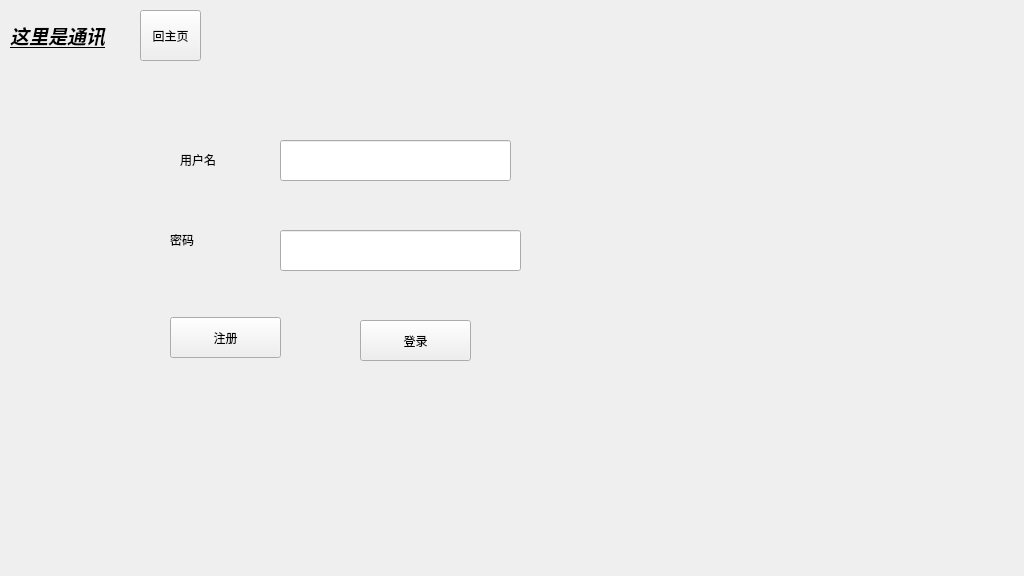
The window that View/Communicate/communicate.ui (yuzcat01/VehicleControl) describes before a commit, drawn with Qt 5.
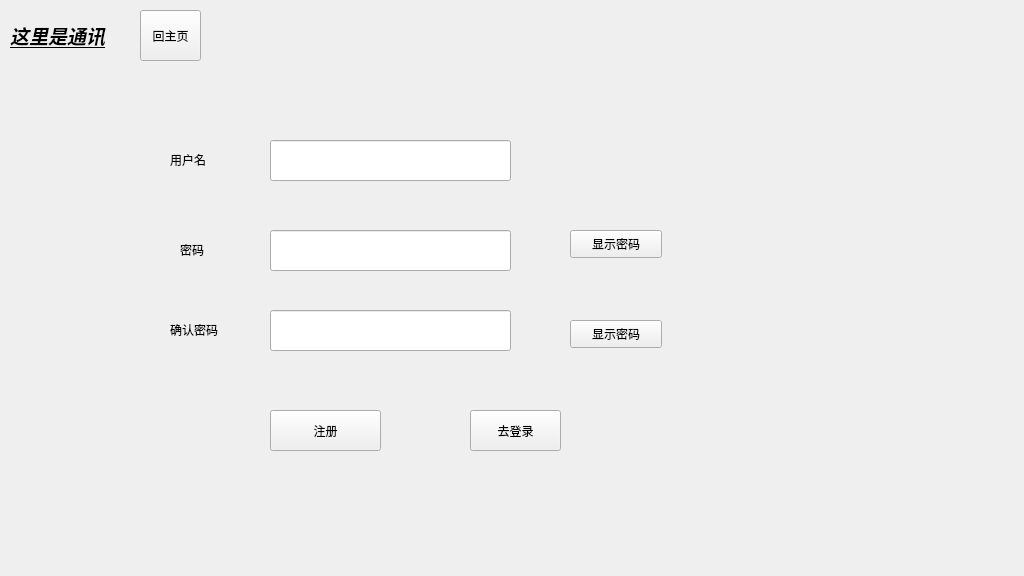
The same window after the commit. The open tabs and pages were chosen to show the change.

Commit message: 更改通讯界面逻辑，增加注册时密码确认和密码显示与隐藏切换，修改注册错误提示

Diff of the .ui file:
```diff
--- a/View/Communicate/communicate.ui
+++ b/View/Communicate/communicate.ui
@@ -51,7 +51,7 @@
    <widget class="QStackedWidget" name="stackedWidget">
     <property name="geometry">
      <rect>
-      <x>50</x>
+      <x>40</x>
       <y>70</y>
       <width>901</width>
       <height>481</height>
@@ -89,7 +89,7 @@
        <rect>
         <x>230</x>
         <y>70</y>
-        <width>231</width>
+        <width>241</width>
         <height>41</height>
        </rect>
       </property>
@@ -97,8 +97,8 @@
      <widget class="QLabel" name="label_3">
       <property name="geometry">
        <rect>
-        <x>120</x>
-        <y>160</y>
+        <x>140</x>
+        <y>170</y>
         <width>69</width>
         <height>19</height>
        </rect>
@@ -107,30 +107,122 @@
        <string>密码</string>
       </property>
      </widget>
-     <widget class="QPushButton" name="registerButton">
+     <widget class="QStackedWidget" name="stackedWidget_2">
       <property name="geometry">
        <rect>
-        <x>120</x>
-        <y>247</y>
-        <width>111</width>
-        <height>41</height>
+        <x>110</x>
+        <y>220</y>
+        <width>551</width>
+        <height>231</height>
        </rect>
       </property>
-      <property name="text">
-       <string>注册</string>
+      <property name="currentIndex">
+       <number>1</number>
       </property>
+      <widget class="QWidget" name="page_3">
+       <widget class="QPushButton" name="loginButton">
+        <property name="geometry">
+         <rect>
+          <x>120</x>
+          <y>110</y>
+          <width>111</width>
+          <height>41</height>
+         </rect>
+        </property>
+        <property name="text">
+         <string>登录</string>
+        </property>
+       </widget>
+       <widget class="QPushButton" name="toRegister">
+        <property name="geometry">
+         <rect>
+          <x>320</x>
+          <y>110</y>
+          <width>91</width>
+          <height>41</height>
+         </rect>
+        </property>
+        <property name="text">
+         <string>去注册</string>
+        </property>
+       </widget>
+      </widget>
+      <widget class="QWidget" name="page_4">
+       <widget class="QPushButton" name="registerButton">
+        <property name="geometry">
+         <rect>
+          <x>120</x>
+          <y>120</y>
+          <width>111</width>
+          <height>41</height>
+         </rect>
+        </property>
+        <property name="text">
+         <string>注册</string>
+        </property>
+       </widget>
+       <widget class="QLineEdit" name="passwordInput_2">
+        <property name="geometry">
+         <rect>
+          <x>120</x>
+          <y>20</y>
+          <width>241</width>
+          <height>41</height>
+         </rect>
+        </property>
+       </widget>
+       <widget class="QPushButton" name="hideandshow_2">
+        <property name="geometry">
+         <rect>
+          <x>420</x>
+          <y>30</y>
+          <width>92</width>
+          <height>28</height>
+         </rect>
+        </property>
+        <property name="text">
+         <string>显示密码</string>
+        </property>
+       </widget>
+       <widget class="QLabel" name="label_4">
+        <property name="geometry">
+         <rect>
+          <x>20</x>
+          <y>30</y>
+          <width>69</width>
+          <height>19</height>
+         </rect>
+        </property>
+        <property name="text">
+         <string>确认密码</string>
+        </property>
+       </widget>
+       <widget class="QPushButton" name="toLogin">
+        <property name="geometry">
+         <rect>
+          <x>320</x>
+          <y>120</y>
+          <width>91</width>
+          <height>41</height>
+         </rect>
+        </property>
+        <property name="text">
+         <string>去登录</string>
+        </property>
+       </widget>
+      </widget>
      </widget>
-     <widget class="QPushButton" name="loginButton">
+     <widget class="QPushButton" name="hideandshow">
       <property name="geometry">
        <rect>
-        <x>310</x>
-        <y>250</y>
-        <width>111</width>
-        <height>41</height>
+        <x>530</x>
+        <y>160</y>
+        <width>92</width>
+        <height>28</height>
        </rect>
       </property>
       <property name="text">
-       <string>登录</string>
+       <string>显示密码</string>
       </property>
      </widget>
     </widget>
```
Left out of the diff: 29 changed lines with no effect on the pictures. The commit also changes 2 other files.
